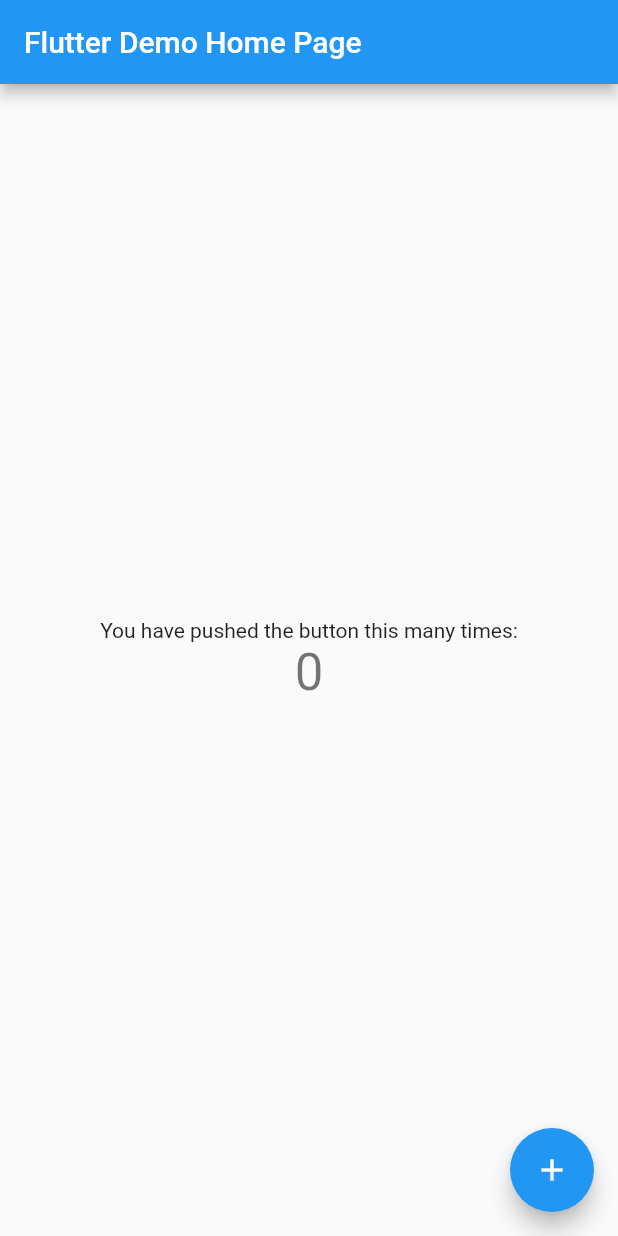
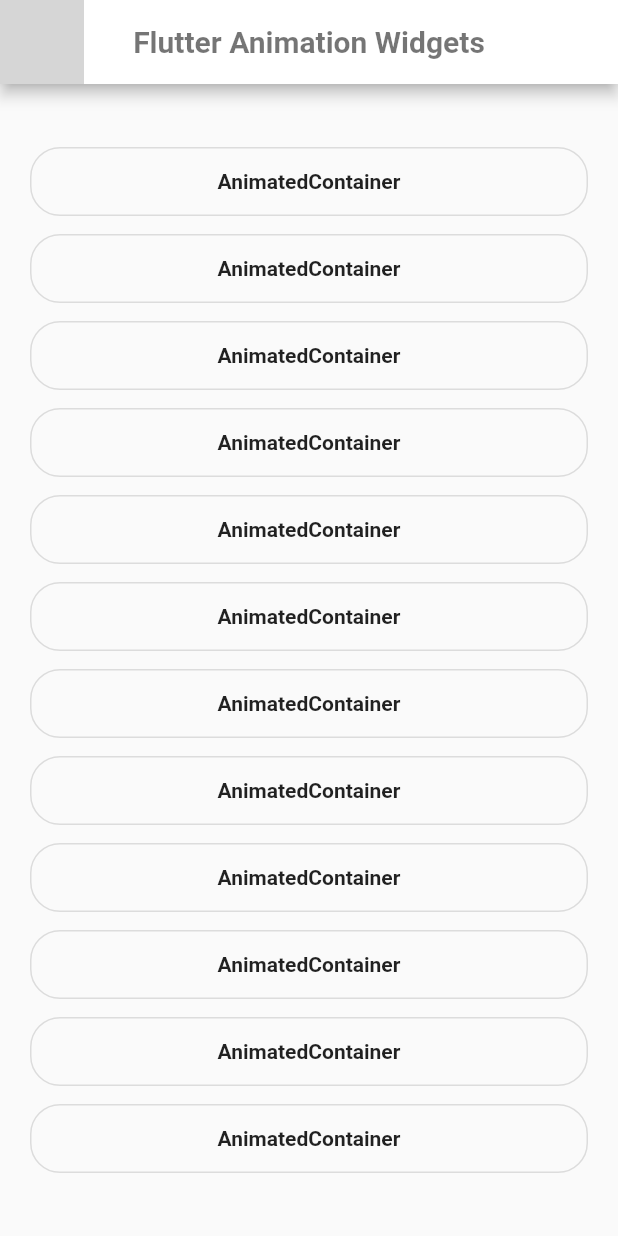
Before and after one commit to joshuadeguzman/flutter-implicitly-animated-widgets-demo, a Flutter app: the screen it shows after launch, on a phone screen of 412 x 824 dp. Run offline on Flutter 3.47's test engine with Material 2 defaults, Android fonts, the phone set to English and light mode, and no system bars; statements that could not run were skipped; grey boxes are pictures that could not be loaded.

Commit message:
Initial commit

```diff
--- a/lib/main.dart
+++ b/lib/main.dart
@@ -1,111 +1,17 @@
 import 'package:flutter/material.dart';
+import 'package:flutter_implicit_animations/screens/dashboard_screen.dart';
 
 void main() => runApp(MyApp());
 
 class MyApp extends StatelessWidget {
-  // This widget is the root of your application.
   @override
   Widget build(BuildContext context) {
     return MaterialApp(
-      title: 'Flutter Demo',
+      title: "Flutter Animation Widgets",
       theme: ThemeData(
-        // This is the theme of your application.
-        //
-        // Try running your application with "flutter run". You'll see the
-        // application has a blue toolbar. Then, without quitting the app, try
-        // changing the primarySwatch below to Colors.green and then invoke
-        // "hot reload" (press "r" in the console where you ran "flutter run",
-        // or simply save your changes to "hot reload" in a Flutter IDE).
-        // Notice that the counter didn't reset back to zero; the application
-        // is not restarted.
         primarySwatch: Colors.blue,
       ),
-      home: MyHomePage(title: 'Flutter Demo Home Page'),
+      home: DashboardScreen(),
     );
   }
 }
-
-class MyHomePage extends StatefulWidget {
-  MyHomePage({Key key, this.title}) : super(key: key);
-
-  // This widget is the home page of your application. It is stateful, meaning
-  // that it has a State object (defined below) that contains fields that affect
-  // how it looks.
-
-  // This class is the configuration for the state. It holds the values (in this
-  // case the title) provided by the parent (in this case the App widget) and
-  // used by the build method of the State. Fields in a Widget subclass are
-  // always marked "final".
-
-  final String title;
-
-  @override
-  _MyHomePageState createState() => _MyHomePageState();
-}
-
-class _MyHomePageState extends State<MyHomePage> {
-  int _counter = 0;
-
-  void _incrementCounter() {
-    setState(() {
-      // This call to setState tells the Flutter framework that something has
-      // changed in this State, which causes it to rerun the build method below
-      // so that the display can reflect the updated values. If we changed
-      // _counter without calling setState(), then the build method would not be
-      // called again, and so nothing would appear to happen.
-      _counter++;
-    });
-  }
-
-  @override
-  Widget build(BuildContext context) {
-    // This method is rerun every time setState is called, for instance as done
-    // by the _incrementCounter method above.
-    //
-    // The Flutter framework has been optimized to make rerunning build methods
-    // fast, so that you can just rebuild anything that needs updating rather
-    // than having to individually change instances of widgets.
-    return Scaffold(
-      appBar: AppBar(
-        // Here we take the value from the MyHomePage object that was created by
-        // the App.build method, and use it to set our appbar title.
-        title: Text(widget.title),
-      ),
-      body: Center(
-        // Center is a layout widget. It takes a single child and positions it
-        // in the middle of the parent.
-        child: Column(
-          // Column is also layout widget. It takes a list of children and
-          // arranges them vertically. By default, it sizes itself to fit its
-          // children horizontally, and tries to be as tall as its parent.
-          //
-          // Invoke "debug painting" (press "p" in the console, choose the
-          // "Toggle Debug Paint" action from the Flutter Inspector in Android
-          // Studio, or the "Toggle Debug Paint" command in Visual Studio Code)
-          // to see the wireframe for each widget.
-          //
-          // Column has various properties to control how it sizes itself and
-          // how it positions its children. Here we use mainAxisAlignment to
-          // center the children vertically; the main axis here is the vertical
-          // axis because Columns are vertical (the cross axis would be
-          // horizontal).
-          mainAxisAlignment: MainAxisAlignment.center,
-          children: <Widget>[
-            Text(
-              'You have pushed the button this many times:',
-            ),
-            Text(
-              '$_counter',
-              style: Theme.of(context).textTheme.display1,
-            ),
-          ],
-        ),
-      ),
-      floatingActionButton: FloatingActionButton(
-        onPressed: _incrementCounter,
-        tooltip: 'Increment',
-        child: Icon(Icons.add),
-      ), // This trailing comma makes auto-formatting nicer for build methods.
-    );
-  }
-}
--- /dev/null
+++ b/lib/screens/animated_container.dart
@@ -0,0 +1,35 @@
+// Copyright 2019 Joshua de Guzman (https://joshuadeguzman.github.io). All rights reserved.
+// Use of this source code is governed by a BSD-style
+// license that can be found in the LICENSE file.
+
+import 'package:flutter/material.dart';
+import 'package:flutter_implicit_animations/widgets/appbar.dart';
+
+class AnimatedContainerScreen extends StatefulWidget {
+  static String SCREEN_TITLE = "AnimatedContainer";
+
+  @override
+  State<StatefulWidget> createState() {
+    return AnimatedContainerScreenState();
+  }
+}
+
+class AnimatedContainerScreenState extends State<AnimatedContainerScreen> {
+
+  @override
+  Widget build(BuildContext context) {
+    return Scaffold(
+      appBar: CustomAppBar(
+        title: AnimatedContainerScreen.SCREEN_TITLE,
+        isHome: false,
+      ),
+      body: Container(
+        child: Column(
+          children: <Widget>[
+
+          ],
+        ),
+      ),
+    );
+  }
+}
--- /dev/null
+++ b/lib/screens/dashboard_screen.dart
@@ -0,0 +1,133 @@
+// Copyright 2019 Joshua de Guzman (https://joshuadeguzman.github.io). All rights reserved.
+// Use of this source code is governed by a BSD-style
+// license that can be found in the LICENSE file.
+
+import 'package:flutter/material.dart';
+import 'package:flutter/widgets.dart';
+import 'package:flutter_implicit_animations/screens/screens.dart';
+import 'package:flutter_implicit_animations/widgets/appbar.dart';
+
+class DashboardScreen extends StatefulWidget {
+  @override
+  State<StatefulWidget> createState() {
+    return DashboardScreenState();
+  }
+}
+
+class DashboardScreenState extends State<DashboardScreen> {
+  @override
+  Widget build(BuildContext context) {
+    return Scaffold(
+      appBar: CustomAppBar(
+        title: "Flutter Animation Widgets",
+        isHome: true,
+      ),
+      body: Center(
+        child: SingleChildScrollView(
+          physics: BouncingScrollPhysics(),
+          child: Container(
+            padding: EdgeInsets.all(20),
+            child: Column(
+              children: <Widget>[
+                _buildWidgetSelectorButton(
+                  AnimatedContainerScreen.SCREEN_TITLE,
+                  AnimatedContainerScreen(),
+                ),
+                Padding(padding: EdgeInsets.only(bottom: 10)),
+                _buildWidgetSelectorButton(
+                  AnimatedContainerScreen.SCREEN_TITLE,
+                  AnimatedContainerScreen(),
+                ),
+                Padding(padding: EdgeInsets.only(bottom: 10)),
+                _buildWidgetSelectorButton(
+                  AnimatedContainerScreen.SCREEN_TITLE,
+                  AnimatedContainerScreen(),
+                ),
+                Padding(padding: EdgeInsets.only(bottom: 10)),
+                _buildWidgetSelectorButton(
+                  AnimatedContainerScreen.SCREEN_TITLE,
+                  AnimatedContainerScreen(),
+                ),
+                Padding(padding: EdgeInsets.only(bottom: 10)),
+                _buildWidgetSelectorButton(
+                  AnimatedContainerScreen.SCREEN_TITLE,
+                  AnimatedContainerScreen(),
+                ),
+                Padding(padding: EdgeInsets.only(bottom: 10)),
+                _buildWidgetSelectorButton(
+                  AnimatedContainerScreen.SCREEN_TITLE,
+                  AnimatedContainerScreen(),
+                ),
+                Padding(padding: EdgeInsets.only(bottom: 10)),
+                _buildWidgetSelectorButton(
+                  AnimatedContainerScreen.SCREEN_TITLE,
+                  AnimatedContainerScreen(),
+                ),
+                Padding(padding: EdgeInsets.only(bottom: 10)),
+                _buildWidgetSelectorButton(
+                  AnimatedContainerScreen.SCREEN_TITLE,
+                  AnimatedContainerScreen(),
+                ),
+                Padding(padding: EdgeInsets.only(bottom: 10)),
+                _buildWidgetSelectorButton(
+                  AnimatedContainerScreen.SCREEN_TITLE,
+                  AnimatedContainerScreen(),
+                ),
+                Padding(padding: EdgeInsets.only(bottom: 10)),
+                _buildWidgetSelectorButton(
+                  AnimatedContainerScreen.SCREEN_TITLE,
+                  AnimatedContainerScreen(),
+                ),
+                Padding(padding: EdgeInsets.only(bottom: 10)),
+                _buildWidgetSelectorButton(
+                  AnimatedContainerScreen.SCREEN_TITLE,
+                  AnimatedContainerScreen(),
+                ),
+                Padding(padding: EdgeInsets.only(bottom: 10)),
+                _buildWidgetSelectorButton(
+                  AnimatedContainerScreen.SCREEN_TITLE,
+                  AnimatedContainerScreen(),
+                )
+              ],
+            ),
+          ),
+        ),
+      ),
+    );
+  }
+
+  Widget _buildWidgetSelectorButton(String title, Widget route) {
+    return Row(
+      children: <Widget>[
+        Expanded(
+          child: OutlineButton(
+            highlightElevation: 10,
+            shape: new RoundedRectangleBorder(
+              borderRadius: new BorderRadius.circular(20.0),
+            ),
+            color: Colors.blue,
+            highlightColor: Colors.blueAccent,
+            highlightedBorderColor: Colors.blueAccent,
+            onPressed: () => Navigator.push(
+                  context,
+                  MaterialPageRoute(
+                    builder: (context) => route,
+                  ),
+                ),
+            child: Align(
+              alignment: Alignment.center,
+              child: Container(
+                padding: EdgeInsets.all(15),
+                child: Text(
+                  title,
+                  textAlign: TextAlign.start,
+                  style: TextStyle(fontSize: 14, fontWeight: FontWeight.bold),
+                ),
+              ),
+            ),
+          ),
+        ),
+      ],
+    );
+  }
+}
--- /dev/null
+++ b/lib/screens/screens.dart
@@ -0,0 +1,5 @@
+// Copyright 2019 Joshua de Guzman (https://joshuadeguzman.github.io). All rights reserved.
+// Use of this source code is governed by a BSD-style
+// license that can be found in the LICENSE file.
+
+export 'animated_container.dart';
--- /dev/null
+++ b/lib/widgets/appbar.dart
@@ -0,0 +1,38 @@
+// Copyright 2019 Joshua de Guzman (https://joshuadeguzman.github.io). All rights reserved.
+// Use of this source code is governed by a BSD-style
+// license that can be found in the LICENSE file.
+
+import 'package:flutter/material.dart';
+
+class CustomAppBar extends StatelessWidget with PreferredSizeWidget {
+  final String title;
+  final bool isHome;
+
+  CustomAppBar({
+    Key key,
+    this.title,
+    this.isHome,
+  }) : super(key: key);
+
+  @override
+  Widget build(BuildContext context) {
+    return AppBar(
+      backgroundColor: Colors.white,
+      centerTitle: true,
+      title: Text(
+        title,
+        style: TextStyle(
+          color: Colors.black54,
+          fontWeight: FontWeight.bold,
+        ),
+      ),
+      leading: isHome ?  Container() : IconButton(
+        icon: Icon(Icons.arrow_back, color: Colors.black54),
+        onPressed: () => Navigator.pop(context),
+      );
+    );
+  }
+
+  @override
+  get preferredSize => Size.fromHeight(56);
+}
```
